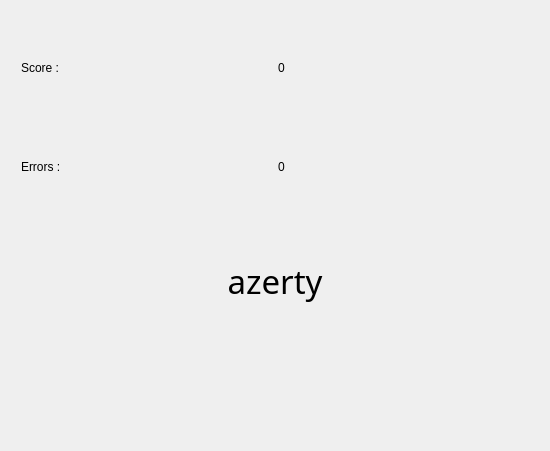
This is qcmexercice.ui in Aryetis/Obenkyobo as Qt 5 draws it before an edit. The edited form follows.
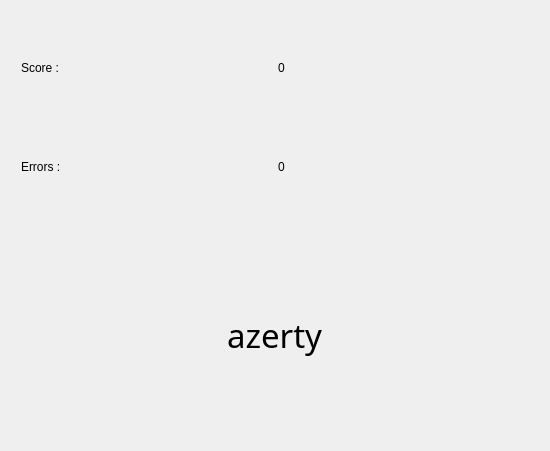
This is the edited form. Custom widgets are drawn as their Qt base class.

Patch:
```diff
--- a/qcmexercice.ui
+++ b/qcmexercice.ui
@@ -98,25 +98,28 @@
         </layout>
        </item>
        <item>
-        <layout class="QGridLayout" name="EntriesGridLayout">
-         <item row="4" column="0">
-          <widget class="QcmEntryGuess" name="EntryGuess_2" native="true"/>
-         </item>
-         <item row="3" column="0">
-          <widget class="QcmEntryGuess" name="EntryGuess_3" native="true"/>
-         </item>
-         <item row="2" column="0">
-          <widget class="QcmEntryGuess" name="EntryGuess_4" native="true"/>
-         </item>
-         <item row="5" column="0">
-          <widget class="QcmEntryGuess" name="EntryGuess_1" native="true"/>
-         </item>
-         <item row="1" column="0">
-          <widget class="QcmEntryGuess" name="EntryGuess_5" native="true"/>
-         </item>
-         <item row="0" column="0">
-          <widget class="QcmEntryGuess" name="EntryGuess_6" native="true"/>
-         </item>
+        <layout class="QGridLayout" name="EntriesGridLayout" rowstretch="0" columnstretch="0">
+         <property name="sizeConstraint">
+          <enum>QLayout::SetDefaultConstraint</enum>
+         </property>
+         <property name="leftMargin">
+          <number>0</number>
+         </property>
+         <property name="topMargin">
+          <number>0</number>
+         </property>
+         <property name="rightMargin">
+          <number>0</number>
+         </property>
+         <property name="bottomMargin">
+          <number>0</number>
+         </property>
+         <property name="horizontalSpacing">
+          <number>0</number>
+         </property>
+         <property name="verticalSpacing">
+          <number>6</number>
+         </property>
         </layout>
        </item>
       </layout>
@@ -125,14 +128,6 @@
    </item>
   </layout>
  </widget>
- <customwidgets>
-  <customwidget>
-   <class>QcmEntryGuess</class>
-   <extends>QWidget</extends>
-   <header>qcmentryguess.h</header>
-   <container>1</container>
-  </customwidget>
- </customwidgets>
  <resources/>
  <connections/>
 </ui>
```
